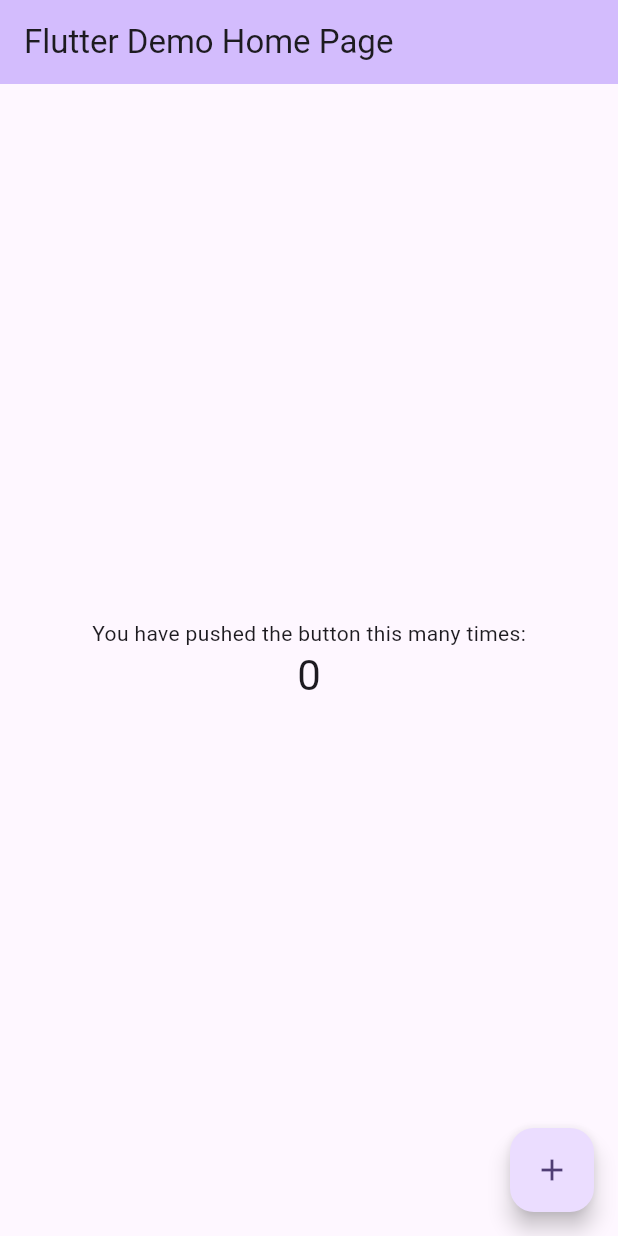
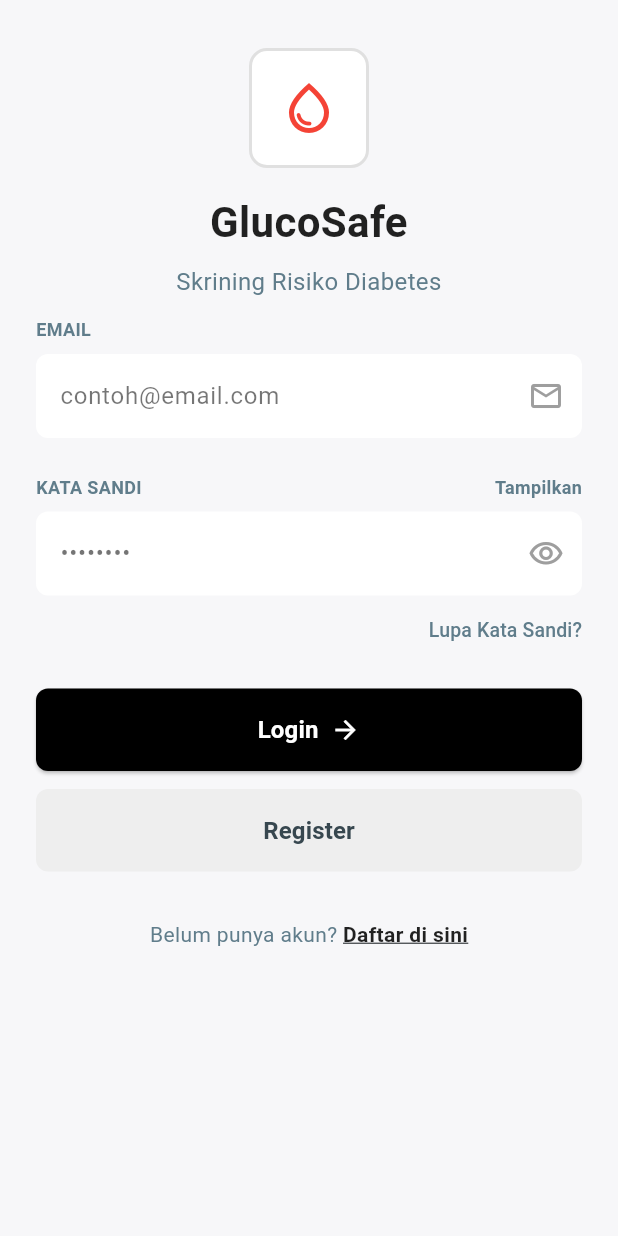
Before and after one commit to FattahulAlim/GlucoSafe, a Flutter app: the screen it shows after launch, on a phone screen of 412 x 824 dp. Run offline on Flutter 3.47's test engine with Material 3 defaults, Android fonts, the phone set to English and light mode, and no system bars.

Commit message:
login, register, icon app

```diff
--- a/glucosafe/lib/main.dart
+++ b/glucosafe/lib/main.dart
@@ -1,122 +1,24 @@
 import 'package:flutter/material.dart';
+import 'pages/login_page.dart';
 
 void main() {
-  runApp(const MyApp());
+  runApp(const GlucoSafeApp());
 }
 
-class MyApp extends StatelessWidget {
-  const MyApp({super.key});
+class GlucoSafeApp extends StatelessWidget {
+  const GlucoSafeApp({super.key});
 
-  // This widget is the root of your application.
   @override
   Widget build(BuildContext context) {
     return MaterialApp(
-      title: 'Flutter Demo',
+      title: 'GlucoSafe',
       theme: ThemeData(
-        // This is the theme of your application.
-        //
-        // TRY THIS: Try running your application with "flutter run". You'll see
-        // the application has a purple toolbar. Then, without quitting the app,
-        // try changing the seedColor in the colorScheme below to Colors.green
-        // and then invoke "hot reload" (save your changes or press the "hot
-        // reload" button in a Flutter-supported IDE, or press "r" if you used
-        // the command line to start the app).
-        //
-        // Notice that the counter didn't reset back to zero; the application
-        // state is not lost during the reload. To reset the state, use hot
-        // restart instead.
-        //
-        // This works for code too, not just values: Most code changes can be
-        // tested with just a hot reload.
-        colorScheme: .fromSeed(seedColor: Colors.deepPurple),
+        colorScheme: ColorScheme.fromSeed(seedColor: Colors.blueGrey),
+        useMaterial3: true,
+        fontFamily: 'Roboto', // Default font mirip wireframe
       ),
-      home: const MyHomePage(title: 'Flutter Demo Home Page'),
+      home: const LoginPage(),
+      debugShowCheckedModeBanner: false, // Menghilangkan banner debug
     );
   }
 }
-
-class MyHomePage extends StatefulWidget {
-  const MyHomePage({super.key, required this.title});
-
-  // This widget is the home page of your application. It is stateful, meaning
-  // that it has a State object (defined below) that contains fields that affect
-  // how it looks.
-
-  // This class is the configuration for the state. It holds the values (in this
-  // case the title) provided by the parent (in this case the App widget) and
-  // used by the build method of the State. Fields in a Widget subclass are
-  // always marked "final".
-
-  final String title;
-
-  @override
-  State<MyHomePage> createState() => _MyHomePageState();
-}
-
-class _MyHomePageState extends State<MyHomePage> {
-  int _counter = 0;
-
-  void _incrementCounter() {
-    setState(() {
-      // This call to setState tells the Flutter framework that something has
-      // changed in this State, which causes it to rerun the build method below
-      // so that the display can reflect the updated values. If we changed
-      // _counter without calling setState(), then the build method would not be
-      // called again, and so nothing would appear to happen.
-      _counter++;
-    });
-  }
-
-  @override
-  Widget build(BuildContext context) {
-    // This method is rerun every time setState is called, for instance as done
-    // by the _incrementCounter method above.
-    //
-    // The Flutter framework has been optimized to make rerunning build methods
-    // fast, so that you can just rebuild anything that needs updating rather
-    // than having to individually change instances of widgets.
-    return Scaffold(
-      appBar: AppBar(
-        // TRY THIS: Try changing the color here to a specific color (to
-        // Colors.amber, perhaps?) and trigger a hot reload to see the AppBar
-        // change color while the other colors stay the same.
-        backgroundColor: Theme.of(context).colorScheme.inversePrimary,
-        // Here we take the value from the MyHomePage object that was created by
-        // the App.build method, and use it to set our appbar title.
-        title: Text(widget.title),
-      ),
-      body: Center(
-        // Center is a layout widget. It takes a single child and positions it
-        // in the middle of the parent.
-        child: Column(
-          // Column is also a layout widget. It takes a list of children and
-          // arranges them vertically. By default, it sizes itself to fit its
-          // children horizontally, and tries to be as tall as its parent.
-          //
-          // Column has various properties to control how it sizes itself and
-          // how it positions its children. Here we use mainAxisAlignment to
-          // center the children vertically; the main axis here is the vertical
-          // axis because Columns are vertical (the cross axis would be
-          // horizontal).
-          //
-          // TRY THIS: Invoke "debug painting" (choose the "Toggle Debug Paint"
-          // action in the IDE, or press "p" in the console), to see the
-          // wireframe for each widget.
-          mainAxisAlignment: .center,
-          children: [
-            const Text('You have pushed the button this many times:'),
-            Text(
-              '$_counter',
-              style: Theme.of(context).textTheme.headlineMedium,
-            ),
-          ],
-        ),
-      ),
-      floatingActionButton: FloatingActionButton(
-        onPressed: _incrementCounter,
-        tooltip: 'Increment',
-        child: const Icon(Icons.add),
-      ),
-    );
-  }
-}
--- /dev/null
+++ b/glucosafe/lib/pages/login_page.dart
@@ -0,0 +1,292 @@
+import 'package:flutter/material.dart';
+import 'register_page.dart';
+
+class LoginPage extends StatefulWidget {
+  const LoginPage({super.key});
+
+  @override
+  State<LoginPage> createState() => _LoginPageState();
+}
+
+class _LoginPageState extends State<LoginPage> {
+  bool _obscureText = true;
+  final TextEditingController _emailController = TextEditingController();
+  final TextEditingController _passwordController = TextEditingController();
+  String? _emailErrorText;
+
+  @override
+  void dispose() {
+    _emailController.dispose();
+    _passwordController.dispose();
+    super.dispose();
+  }
+
+  @override
+  Widget build(BuildContext context) {
+    return Scaffold(
+      backgroundColor: const Color(
+        0xFFF7F7F9,
+      ), // Warna background terang sesuai desain
+      body: SafeArea(
+        child: SingleChildScrollView(
+          padding: const EdgeInsets.symmetric(horizontal: 24.0, vertical: 32.0),
+          child: Column(
+            crossAxisAlignment: CrossAxisAlignment.stretch,
+            children: [
+              // Ikon Logo GlucoSafe
+              Center(
+                child: Container(
+                  width: 80,
+                  height: 80,
+                  decoration: BoxDecoration(
+                    color: Colors.white,
+                    border: Border.all(color: Colors.grey.shade300, width: 2),
+                    borderRadius: BorderRadius.circular(12),
+                  ),
+                  child: const Icon(
+                    Icons.water_drop_outlined,
+                    size: 40,
+                    color: Colors.red,
+                  ),
+                ),
+              ),
+              const SizedBox(height: 16),
+
+              // Judul & Subjudul
+              const Text(
+                'GlucoSafe',
+                textAlign: TextAlign.center,
+                style: TextStyle(
+                  fontSize: 28,
+                  fontWeight: FontWeight.bold,
+                  color: Colors.black87,
+                ),
+              ),
+              const SizedBox(height: 8),
+              const Text(
+                'Skrining Risiko Diabetes',
+                textAlign: TextAlign.center,
+                style: TextStyle(fontSize: 16, color: Colors.blueGrey),
+              ),
+              const SizedBox(height: 12),
+
+              // Field Email
+              const Text(
+                'EMAIL',
+                style: TextStyle(
+                  fontSize: 12,
+                  fontWeight: FontWeight.bold,
+                  color: Colors.blueGrey,
+                ),
+              ),
+              const SizedBox(height: 8),
+              TextField(
+                controller: _emailController,
+                keyboardType: TextInputType.emailAddress,
+                onChanged: (value) {
+                  setState(() {
+                    if (value.isNotEmpty && !value.endsWith('@gmail.com')) {
+                      _emailErrorText = 'Email harus berakhiran @gmail.com';
+                    } else {
+                      _emailErrorText = null;
+                    }
+                  });
+                },
+                decoration: InputDecoration(
+                  hintText: 'contoh@email.com',
+                  hintStyle: const TextStyle(color: Colors.black54),
+                  errorText: _emailErrorText,
+                  filled: true,
+                  fillColor: Colors.white,
+                  suffixIcon: const Icon(
+                    Icons.email_outlined,
+                    color: Colors.grey,
+                  ),
+                  border: OutlineInputBorder(
+                    borderRadius: BorderRadius.circular(8),
+                    borderSide: BorderSide.none,
+                  ),
+                ),
+              ),
+              const SizedBox(height: 24),
+
+              // Field Kata Sandi
+              Row(
+                mainAxisAlignment: MainAxisAlignment.spaceBetween,
+                children: [
+                  const Text(
+                    'KATA SANDI',
+                    style: TextStyle(
+                      fontSize: 12,
+                      fontWeight: FontWeight.bold,
+                      color: Colors.blueGrey,
+                    ),
+                  ),
+                  GestureDetector(
+                    onTap: () {
+                      setState(() {
+                        _obscureText = !_obscureText;
+                      });
+                    },
+                    child: const Text(
+                      'Tampilkan',
+                      style: TextStyle(
+                        fontSize: 12,
+                        fontWeight: FontWeight.bold,
+                        color: Colors.blueGrey,
+                      ),
+                    ),
+                  ),
+                ],
+              ),
+              const SizedBox(height: 8),
+              TextField(
+                controller: _passwordController,
+                obscureText: _obscureText,
+                decoration: InputDecoration(
+                  hintText: '••••••••',
+                  hintStyle: const TextStyle(color: Colors.black54),
+                  filled: true,
+                  fillColor: Colors.white,
+                  suffixIcon: IconButton(
+                    icon: Icon(
+                      _obscureText
+                          ? Icons.visibility_outlined
+                          : Icons.visibility_off_outlined,
+                      color: Colors.grey,
+                    ),
+                    onPressed: () {
+                      setState(() {
+                        _obscureText = !_obscureText;
+                      });
+                    },
+                  ),
+                  border: OutlineInputBorder(
+                    borderRadius: BorderRadius.circular(8),
+                    borderSide: BorderSide.none,
+                  ),
+                ),
+              ),
+              const SizedBox(height: 8),
+
+              // Lupa Kata Sandi
+              Align(
+                alignment: Alignment.centerRight,
+                child: TextButton(
+                  onPressed: () {},
+                  style: TextButton.styleFrom(
+                    padding: EdgeInsets.zero,
+                    minimumSize: const Size(50, 30),
+                    tapTargetSize: MaterialTapTargetSize.shrinkWrap,
+                  ),
+                  child: const Text(
+                    'Lupa Kata Sandi?',
+                    style: TextStyle(
+                      color: Colors.blueGrey,
+                      fontSize: 13,
+                      fontWeight: FontWeight.w500,
+                    ),
+                  ),
+                ),
+              ),
+              const SizedBox(height: 24),
+
+              // Tombol Login
+              ElevatedButton(
+                onPressed: () {
+                  if (_emailErrorText == null && _emailController.text.isNotEmpty) {
+                    // TODO: Lanjut ke dashboard atau proses login lainnya
+                  }
+                },
+                style: ElevatedButton.styleFrom(
+                  backgroundColor: Colors.black,
+                  foregroundColor: Colors.white,
+                  padding: const EdgeInsets.symmetric(vertical: 16),
+                  shape: RoundedRectangleBorder(
+                    borderRadius: BorderRadius.circular(8),
+                  ),
+                ),
+                child: Row(
+                  mainAxisAlignment: MainAxisAlignment.center,
+                  children: const [
+                    Text(
+                      'Login',
+                      style: TextStyle(
+                        fontSize: 16,
+                        fontWeight: FontWeight.bold,
+                      ),
+                    ),
+                    SizedBox(width: 8),
+                    Icon(Icons.arrow_forward, size: 20),
+                  ],
+                ),
+              ),
+              const SizedBox(height: 12),
+
+              // Tombol Register
+              ElevatedButton(
+                onPressed: () {
+                  _emailController.clear();
+                  _passwordController.clear();
+                  setState(() {
+                    _emailErrorText = null;
+                  });
+                  Navigator.push(
+                    context,
+                    MaterialPageRoute(builder: (context) => const RegisterPage()),
+                  );
+                },
+                style: ElevatedButton.styleFrom(
+                  backgroundColor: Colors.grey.shade200,
+                  foregroundColor: Colors.blueGrey.shade800,
+                  padding: const EdgeInsets.symmetric(vertical: 16),
+                  shape: RoundedRectangleBorder(
+                    borderRadius: BorderRadius.circular(8),
+                  ),
+                  elevation: 0,
+                ),
+                child: const Text(
+                  'Register',
+                  style: TextStyle(fontSize: 16, fontWeight: FontWeight.bold),
+                ),
+              ),
+              const SizedBox(height: 32),
+
+              // Footer Daftar
+              Row(
+                mainAxisAlignment: MainAxisAlignment.center,
+                children: [
+                  const Text(
+                    'Belum punya akun? ',
+                    style: TextStyle(color: Colors.blueGrey),
+                  ),
+                  GestureDetector(
+                    onTap: () {
+                      _emailController.clear();
+                      _passwordController.clear();
+                      setState(() {
+                        _emailErrorText = null;
+                      });
+                      Navigator.push(
+                        context,
+                        MaterialPageRoute(builder: (context) => const RegisterPage()),
+                      );
+                    },
+                    child: const Text(
+                      'Daftar di sini',
+                      style: TextStyle(
+                        fontWeight: FontWeight.bold,
+                        color: Colors.black87,
+                        decoration: TextDecoration.underline,
+                      ),
+                    ),
+                  ),
+                ],
+              ),
+            ],
+          ),
+        ),
+      ),
+    );
+  }
+}
```
Also changed, not shown: glucosafe/lib/pages/register_page.dart (added, +289 -0 lines), glucosafe/pubspec.yaml (+7 -0 lines), glucosafe/assets/icon.jpg (added), glucosafe/pubspec.lock, 30 other files.
